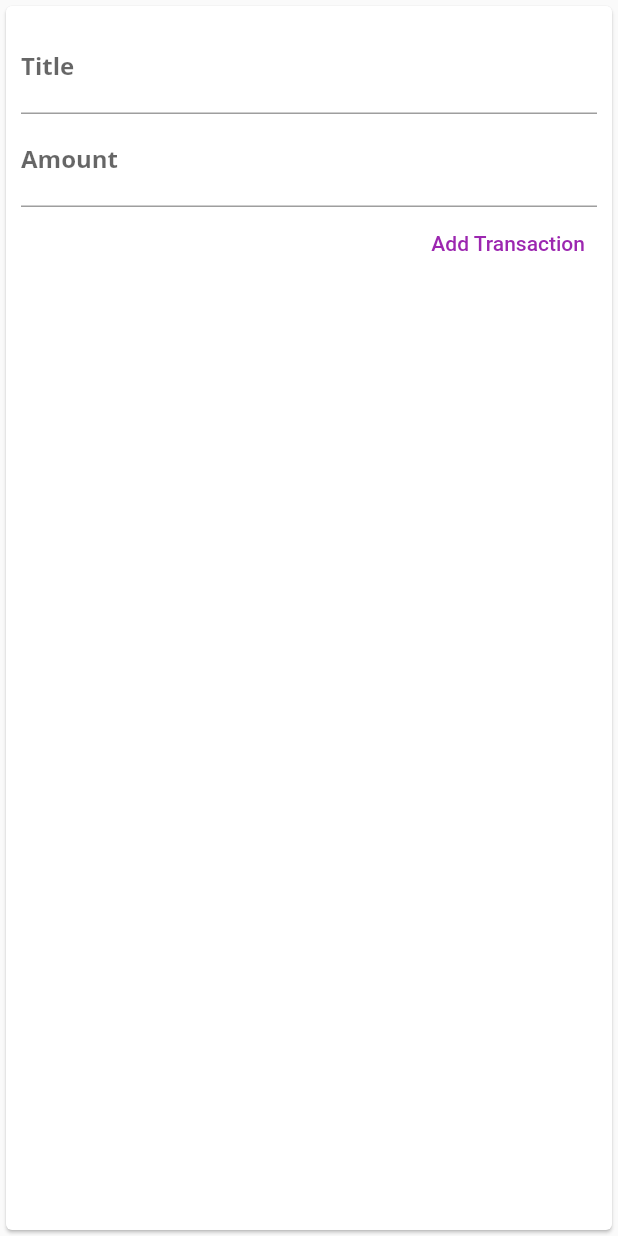
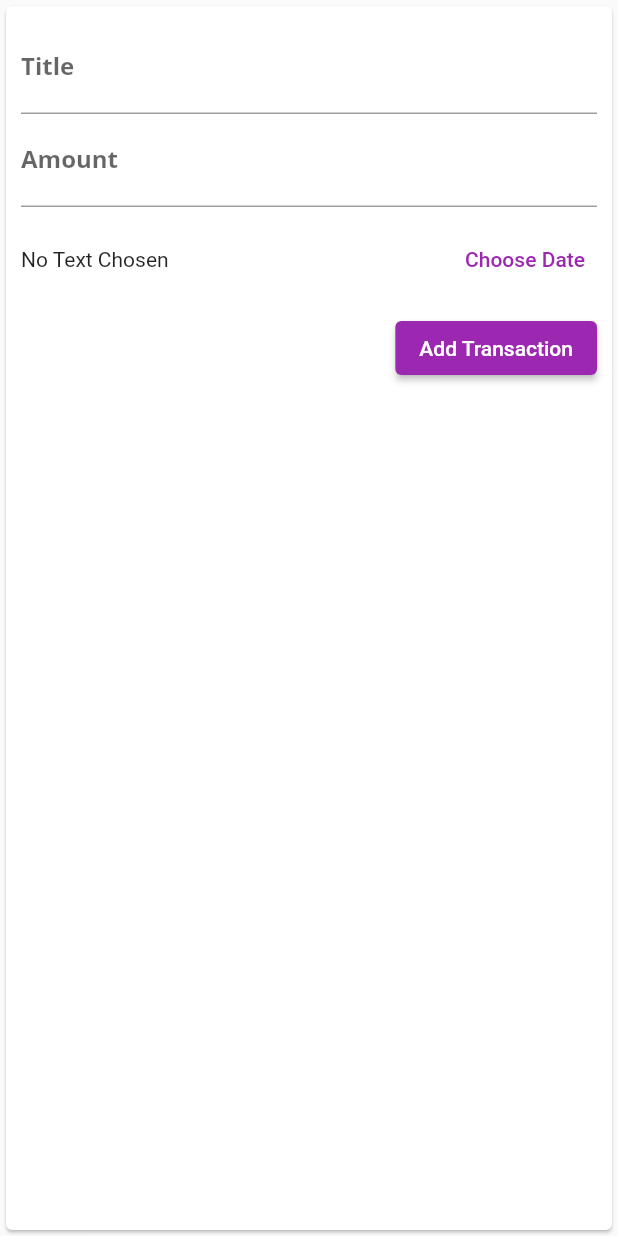
Before and after one commit to kensodemann/personal_expenses, a Flutter app: the TransactionEditor widget shown alone on an empty page, opened directly with empty values, after a tap on "Add Transaction", on a phone screen of 412 x 824 dp. Run offline on Flutter 3.47's test engine with Material 2 defaults, Android fonts, the phone set to English and light mode, and no system bars.

Commit message:
feat(data): allow the date to be specified

```diff
--- a/lib/pages/home.dart
+++ b/lib/pages/home.dart
@@ -15,11 +15,11 @@ class MyHomePage extends StatefulWidget {
 class _MyHomePageState extends State<MyHomePage> {
   final List<Transaction> _transactions = [];
 
-  void _addNewTransaction(String title, double amount) {
+  void _addNewTransaction(String title, double amount, DateTime date) {
     final newTx = Transaction(
       title: title,
       amount: amount,
-      date: DateTime.now(),
+      date: date,
       id: DateTime.now().toString(),
     );
 
--- a/lib/widgets/transaction_editor.dart
+++ b/lib/widgets/transaction_editor.dart
@@ -1,4 +1,5 @@
 import 'package:flutter/material.dart';
+import 'package:intl/intl.dart';
 
 class TransactionEditor extends StatefulWidget {
   final Function onAddTransaction;
@@ -13,16 +14,38 @@ class TransactionEditor extends StatefulWidget {
 class _TransactionEditorState extends State<TransactionEditor> {
   final _titleController = TextEditingController();
   final _amountController = TextEditingController();
+  DateTime? _selectedDate;
+
+  Future<void> _presentDatePicker() async {
+    final date = await showDatePicker(
+      context: context,
+      initialDate: DateTime.now(),
+      firstDate: DateTime(1970),
+      lastDate: DateTime.now(),
+    );
+
+    if (date != null) {
+      setState(() {
+        _selectedDate = date;
+      });
+    }
+  }
 
   void _submitForm() {
+    if (_amountController.text.isEmpty ||
+        _titleController.text.isEmpty ||
+        _selectedDate == null) {
+      return;
+    }
+
     final title = _titleController.text;
     final amount = double.parse(_amountController.text);
 
-    if (title.isEmpty || amount <= 0) {
+    if (amount <= 0) {
       return;
     }
 
-    widget.onAddTransaction(title, amount);
+    widget.onAddTransaction(title, amount, _selectedDate);
     _titleController.clear();
     _amountController.clear();
     Navigator.of(context).pop();
@@ -48,7 +71,22 @@ class _TransactionEditorState extends State<TransactionEditor> {
                   const TextInputType.numberWithOptions(decimal: true),
               onSubmitted: (_) => _submitForm(),
             ),
-            TextButton(
+            SizedBox(
+              height: 70,
+              child: Row(
+                children: [
+                  Expanded(
+                    child: Text(_selectedDate == null
+                        ? 'No Text Chosen'
+                        : DateFormat.yMd().format(_selectedDate!)),
+                  ),
+                  TextButton(
+                      onPressed: _presentDatePicker,
+                      child: const Text('Choose Date')),
+                ],
+              ),
+            ),
+            ElevatedButton(
               onPressed: _submitForm,
               child: const Text('Add Transaction'),
             ),
```
